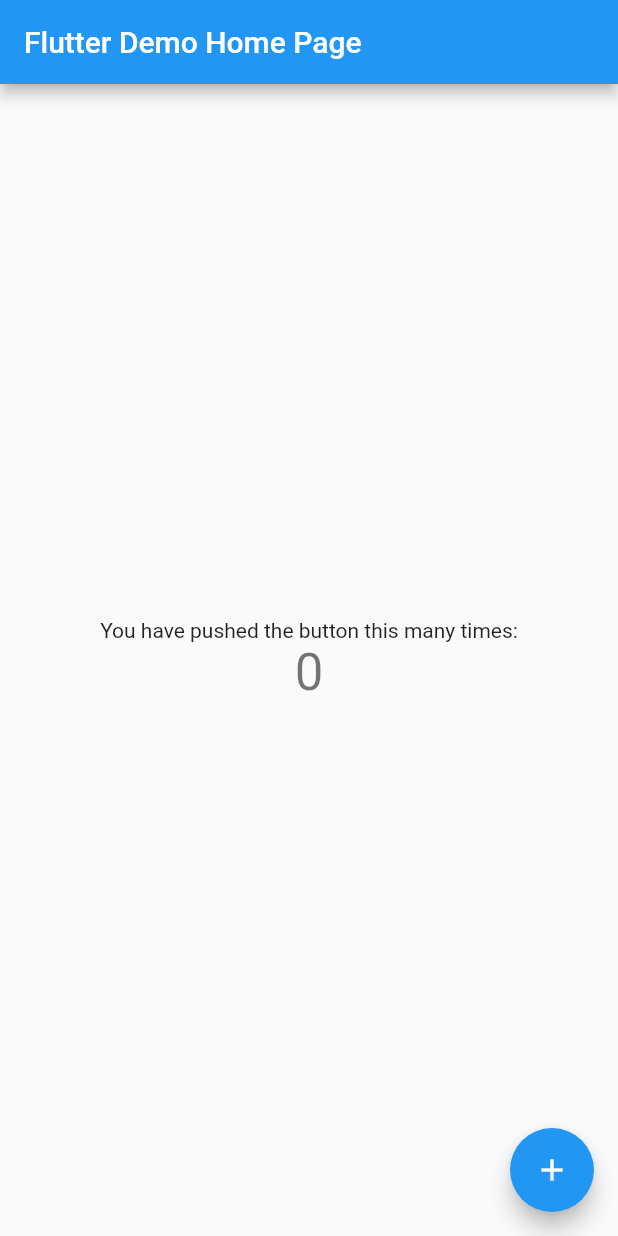
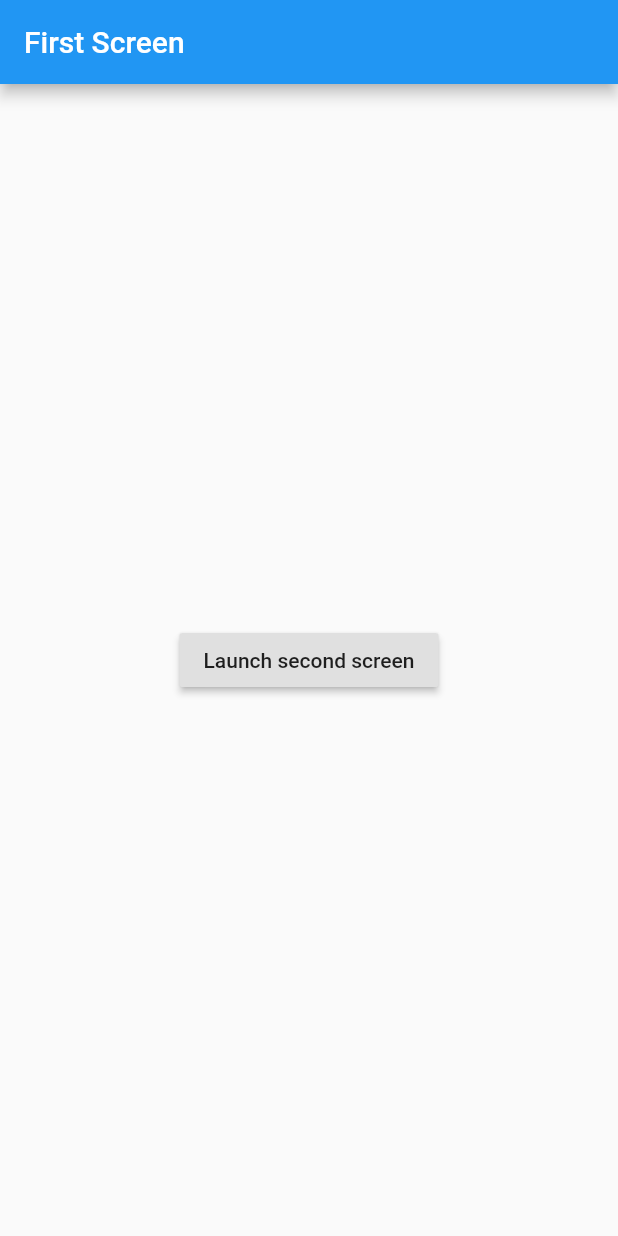
Before and after one commit to hezhii/flutter_demos, a Flutter app: the screen it shows after launch, on a phone screen of 412 x 824 dp. Run offline on Flutter 3.47's test engine with Material 2 defaults, Android fonts, the phone set to English and light mode, and no system bars.

Commit message:
Navigation basic

```diff
--- /dev/null
+++ b/lib/demo1_navigation.dart
@@ -0,0 +1,43 @@
+import 'package:flutter/material.dart';
+
+class FirstScreen extends StatelessWidget {
+  @override
+  Widget build(BuildContext context) {
+    return new Scaffold(
+      appBar: new AppBar(
+        title: new Text('First Screen'),
+      ),
+      body: new Center(
+        child: new RaisedButton(
+          child: new Text('Launch second screen'),
+          onPressed: () {
+            Navigator.of(context).push(
+              new MaterialPageRoute(
+                builder: (context) => new SecondScreen(),
+              ),
+            );
+          },
+        ),
+      ),
+    );
+  }
+}
+
+class SecondScreen extends StatelessWidget {
+  @override
+  Widget build(BuildContext context) {
+    return new Scaffold(
+      appBar: new AppBar(
+        title: new Text('Second Screen'),
+      ),
+      body: new Center(
+        child: new RaisedButton(
+          child: new Text('Go back!'),
+          onPressed: () {
+            Navigator.pop(context);
+          },
+        ),
+      ),
+    );
+  }
+}
--- a/lib/main.dart
+++ b/lib/main.dart
@@ -1,109 +1,15 @@
 import 'package:flutter/material.dart';
+
+import 'demo1_navigation.dart';
 
 void main() => runApp(new MyApp());
 
 class MyApp extends StatelessWidget {
-  // This widget is the root of your application.
   @override
   Widget build(BuildContext context) {
     return new MaterialApp(
-      title: 'Flutter Demo',
-      theme: new ThemeData(
-        // This is the theme of your application.
-        //
-        // Try running your application with "flutter run". You'll see the
-        // application has a blue toolbar. Then, without quitting the app, try
-        // changing the primarySwatch below to Colors.green and then invoke
-        // "hot reload" (press "r" in the console where you ran "flutter run",
-        // or press Run > Flutter Hot Reload in IntelliJ). Notice that the
-        // counter didn't reset back to zero; the application is not restarted.
-        primarySwatch: Colors.blue,
-      ),
-      home: new MyHomePage(title: 'Flutter Demo Home Page'),
+      title: 'Navigation',
+      home: new FirstScreen(),
     );
   }
 }
-
-class MyHomePage extends StatefulWidget {
-  MyHomePage({Key key, this.title}) : super(key: key);
-
-  // This widget is the home page of your application. It is stateful, meaning
-  // that it has a State object (defined below) that contains fields that affect
-  // how it looks.
-
-  // This class is the configuration for the state. It holds the values (in this
-  // case the title) provided by the parent (in this case the App widget) and
-  // used by the build method of the State. Fields in a Widget subclass are
-  // always marked "final".
-
-  final String title;
-
-  @override
-  _MyHomePageState createState() => new _MyHomePageState();
-}
-
-class _MyHomePageState extends State<MyHomePage> {
-  int _counter = 0;
-
-  void _incrementCounter() {
-    setState(() {
-      // This call to setState tells the Flutter framework that something has
-      // changed in this State, which causes it to rerun the build method below
-      // so that the display can reflect the updated values. If we changed
-      // _counter without calling setState(), then the build method would not be
-      // called again, and so nothing would appear to happen.
-      _counter++;
-    });
-  }
-
-  @override
-  Widget build(BuildContext context) {
-    // This method is rerun every time setState is called, for instance as done
-    // by the _incrementCounter method above.
-    //
-    // The Flutter framework has been optimized to make rerunning build methods
-    // fast, so that you can just rebuild anything that needs updating rather
-    // than having to individually change instances of widgets.
-    return new Scaffold(
-      appBar: new AppBar(
-        // Here we take the value from the MyHomePage object that was created by
-        // the App.build method, and use it to set our appbar title.
-        title: new Text(widget.title),
-      ),
-      body: new Center(
-        // Center is a layout widget. It takes a single child and positions it
-        // in the middle of the parent.
-        child: new Column(
-          // Column is also layout widget. It takes a list of children and
-          // arranges them vertically. By default, it sizes itself to fit its
-          // children horizontally, and tries to be as tall as its parent.
-          //
-          // Invoke "debug paint" (press "p" in the console where you ran
-          // "flutter run", or select "Toggle Debug Paint" from the Flutter tool
-          // window in IntelliJ) to see the wireframe for each widget.
-          //
-          // Column has various properties to control how it sizes itself and
-          // how it positions its children. Here we use mainAxisAlignment to
-          // center the children vertically; the main axis here is the vertical
-          // axis because Columns are vertical (the cross axis would be
-          // horizontal).
-          mainAxisAlignment: MainAxisAlignment.center,
-          children: <Widget>[
-            new Text(
-              'You have pushed the button this many times:',
-            ),
-            new Text(
-              '$_counter',
-              style: Theme.of(context).textTheme.display1,
-            ),
-          ],
-        ),
-      ),
-      floatingActionButton: new FloatingActionButton(
-        onPressed: _incrementCounter,
-        tooltip: 'Increment',
-        child: new Icon(Icons.add),
-      ), // This trailing comma makes auto-formatting nicer for build methods.
-    );
-  }
-}
```
